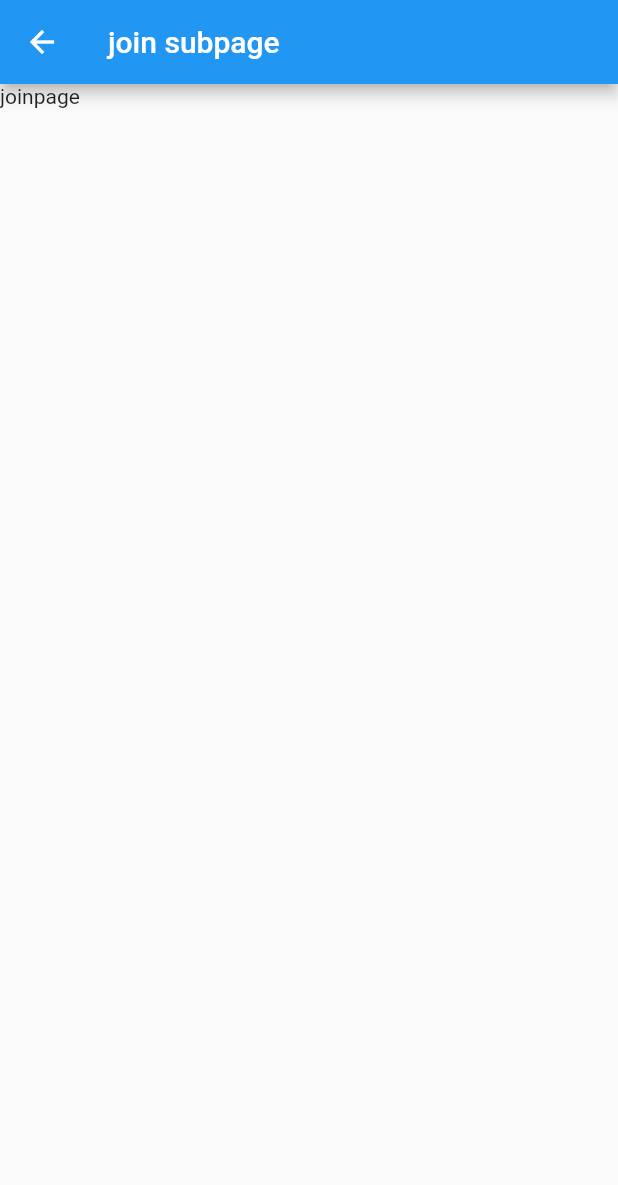
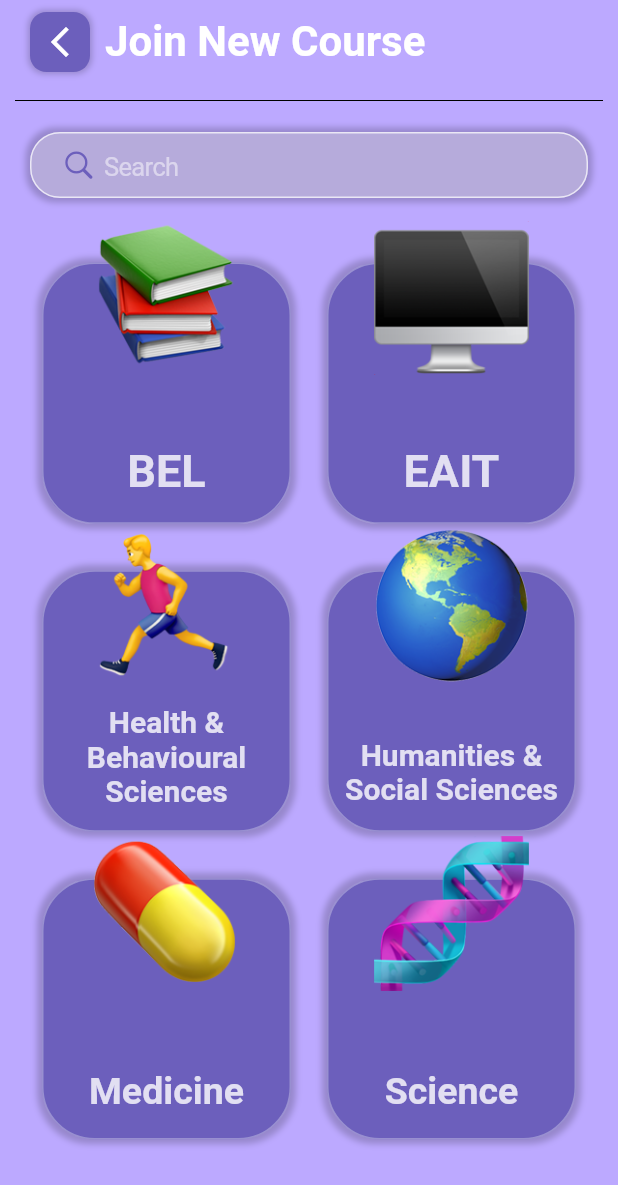
Before and after one commit to qwe2429577539/WORLDCITIZEN-JAVA-, a Flutter app: the JoinCourseMainPage screen opened by its route, on a phone screen of 412 x 824 dp. Shown: the top 1185 px of the screen. Run offline on Flutter 3.47's test engine with Material 2 defaults, Android fonts, the light colour scheme and no system bars; network calls fail.

Commit message:
Add the Join Course page, with the page's components added under lib/components/joincourse_components. Create an /assets folder to store the Department Icons.

```diff
--- /dev/null
+++ b/app_flutter_01/flutter_application_1/lib/components/joincourse_components/Department.dart
@@ -0,0 +1,40 @@
+import 'package:flutter/material.dart';
+
+class Department {
+  final String name, image;
+  final double textSize;
+  Department({required this.name, required this.image, required this.textSize});
+}
+
+List<Department> departments = [
+  Department(
+    name: "BEL",
+    image: "assets/images/BEL.png",
+    textSize: 30,
+  ),
+  Department(
+    name: "EAIT",
+    image: "assets/images/EAIT.png",
+    textSize: 30,
+  ),
+  Department(
+    name: "Health & Behavioural Sciences",
+    image: "assets/images/Health.png",
+    textSize: 20,
+  ),
+  Department(
+    name: "Humanities & Social Sciences",
+    image: "assets/images/Humanities.png",
+    textSize: 20,
+  ),
+  Department(
+    name: "Medicine",
+    image: "assets/images/Medicine.png",
+    textSize: 25,
+  ),
+  Department(
+    name: "Science",
+    image: "assets/images/Science.png",
+    textSize: 25,
+  ),
+];
--- /dev/null
+++ b/app_flutter_01/flutter_application_1/lib/components/joincourse_components/DeptButton.dart
@@ -0,0 +1,67 @@
+import 'package:flutter/material.dart';
+import 'package:flutter_application_1/components/joincourse_components/Department.dart';
+
+class DeptButton extends StatelessWidget {
+  final Department department;
+  final void Function() press;
+
+  const DeptButton({Key? key, required this.department, required this.press}) : super(key: key);
+
+  @override
+  Widget build(BuildContext context) {
+    Size size = MediaQuery.of(context).size;
+    return GestureDetector(
+      // on Tap a page slide up TODO
+      onTap: press,
+      child: Stack(
+        alignment: Alignment.center,
+        children: <Widget>[
+          // The background button & department text name
+          Padding(
+            padding: EdgeInsets.fromLTRB(8, 3, 8, 0),
+            child: Container(
+              margin: EdgeInsets.fromLTRB(0, 25, 0, 0),
+              padding: EdgeInsets.fromLTRB(0, 0, 0, 10),
+              decoration: BoxDecoration(
+                color: Color.fromRGBO(108, 95, 188, 1),
+                borderRadius: BorderRadius.circular(35),
+                border: Border.all(
+                  color: Colors.white.withOpacity(0.3),
+                  width: 1,
+                ),
+                boxShadow: [
+                  BoxShadow(
+                    color: Colors.black.withOpacity(0.2),
+                    spreadRadius: 3,
+                    blurRadius: 3,
+                    // offset: Offset(0, 3), // changes position of shadow
+                  ),
+                ],
+              ),
+              alignment: Alignment(0.0, 0.9),
+              child: Text(department.name,
+                  textAlign: TextAlign.center,
+                  style: TextStyle(
+                    color: Colors.white.withOpacity(0.8),
+                    fontWeight: FontWeight.bold,
+                    fontSize: department.textSize,
+                  )),
+            ),
+          ),
+
+          // the department icon
+          Column(
+            crossAxisAlignment: CrossAxisAlignment.center,
+            children: <Widget>[
+              Image.asset(
+                department.image,
+                width: size.width / 4,
+              ),
+              SizedBox(height: 30),
+            ],
+          )
+        ],
+      ),
+    );
+  }
+}
--- a/app_flutter_01/flutter_application_1/lib/subpage/joincourse_main.dart
+++ b/app_flutter_01/flutter_application_1/lib/subpage/joincourse_main.dart
@@ -1,12 +1,12 @@
 /**
- * notification界面
+ * JoinCourse界面
  */
 
+import 'package:flutter/cupertino.dart';
 import 'package:flutter/material.dart';
-
-
-
-
+import 'package:flutter_application_1/components/joincourse_components/Department.dart';
+import 'package:flutter_application_1/components/joincourse_components/DeptButton.dart';
+import 'package:flutter_application_1/components/joincourse_components/CourseCard.dart';
 
 class JoinCourseMainPage extends StatefulWidget {
   const JoinCourseMainPage({Key? key}) : super(key: key);
@@ -18,12 +18,154 @@ class JoinCourseMainPage extends StatefulWidget {
 class _JoinCourseMainPage extends State<JoinCourseMainPage> {
   @override
   Widget build(BuildContext context) {
+    Size size = MediaQuery.of(context).size;
     return Scaffold(
+      backgroundColor: const Color.fromRGBO(188, 169, 255, 1),
       appBar: AppBar(
-        title: const Text('join subpage'),
+        automaticallyImplyLeading: false,
+        elevation: 0,
+        backgroundColor: Colors.transparent,
+        titleSpacing: 0.0,
+        title: Row(
+          mainAxisAlignment: MainAxisAlignment.start,
+          children: <Widget>[
+            // Back Button
+            GestureDetector(
+              child: Container(
+                margin: const EdgeInsets.only(left: 20),
+                padding: const EdgeInsets.all(8),
+                decoration: BoxDecoration(
+                  borderRadius: BorderRadius.circular(11),
+                  color: const Color.fromRGBO(108, 95, 188, 1),
+                  boxShadow: [
+                    BoxShadow(
+                      color: Colors.black.withOpacity(0.2),
+                      spreadRadius: 1,
+                      blurRadius: 3,
+                      // offset: Offset(0, 3), // changes position of shadow
+                    ),
+                  ],
+                ),
+                alignment: Alignment.center,
+                child: const Icon(
+                  Icons.arrow_back_ios_new,
+                  color: Colors.white,
+                ),
+              ),
+              onTap: () {
+                Navigator.of(context).pop();
+              },
+            ),
+
+            // Page Headline
+            Container(
+                margin: EdgeInsets.only(left: 10),
+                child: const Text("Join New Course",
+                    style: TextStyle(
+                      color: Colors.white,
+                      fontWeight: FontWeight.bold,
+                      fontSize: 28,
+                    ))),
+          ],
+        ),
       ),
-      body: Text('joinpage'),
+      body: Column(
+        crossAxisAlignment: CrossAxisAlignment.start,
+        children: <Widget>[
+          // the Divider
+          const Padding(
+              padding: EdgeInsets.only(top: 10),
+              child: Divider(
+                color: Colors.black,
+                endIndent: 10,
+                indent: 10,
+                height: 2,
+              )),
 
+          // Search bar
+          Padding(
+              padding: EdgeInsets.fromLTRB(20, 20, 20, 15),
+              child: CupertinoSearchTextField(
+                onChanged: (value) {},
+                onSubmitted: (value) {},
+                decoration: BoxDecoration(
+                  color: Colors.white.withOpacity(0.3),
+                  borderRadius: BorderRadius.circular(20),
+                  border: Border.all(
+                    color: Colors.white.withOpacity(0.7),
+                    width: 1,
+                  ),
+                  boxShadow: [
+                    BoxShadow(
+                      color: Colors.black.withOpacity(0.2),
+                      spreadRadius: 3,
+                      blurRadius: 3,
+                      // offset: Offset(0, 3), // changes position of shadow
+                    ),
+                  ],
+                ),
+                itemSize: 23,
+                itemColor: const Color.fromRGBO(108, 95, 188, 1),
+                prefixInsets: const EdgeInsets.only(left: 20),
+                suffixInsets: const EdgeInsets.only(right: 20),
+                placeholderStyle: TextStyle(
+                  height: 1.5,
+                  color: Colors.white.withOpacity(0.5),
+                ),
+                style: TextStyle(
+                  height: 1.5,
+                  color: Colors.white.withOpacity(0.7),
+                ),
+              )),
+
+          // 6 Departments
+          Expanded(
+            child: Padding(
+              padding: const EdgeInsets.symmetric(horizontal: 20),
+              child: GridView.builder(
+                  itemCount: departments.length,
+                  gridDelegate: const SliverGridDelegateWithFixedCrossAxisCount(
+                    crossAxisCount: 2,
+                    mainAxisSpacing: 3,
+                    crossAxisSpacing: 8,
+                    childAspectRatio: 0.9,
+                  ),
+                  itemBuilder: (context, index) => DeptButton(
+                        department: departments[index],
+                        press: () {
+                          showModalBottomSheet(
+                            context: context,
+                            backgroundColor: Colors.transparent,
+                            isScrollControlled: true,
+                            isDismissible: true,
+                            builder: (BuildContext context) {
+                              return Container(
+                                constraints: BoxConstraints(maxHeight: size.height * 0.73),
+                                decoration: BoxDecoration(
+                                  color: Colors.deepPurple[50],
+                                  borderRadius: const BorderRadius.only(
+                                    topLeft: Radius.circular(35),
+                                    topRight: Radius.circular(35),
+                                  ),
+                                ),
+                                child: Column(
+                                    mainAxisAlignment: MainAxisAlignment.start,
+                                    children: <Widget>[
+                                      CourseCard(
+                                          courseCode: "DECO 7381",
+                                          semesterYear: "Semester, 2022")
+                                    ],
+                                  )
+                                ,
+                              );
+                            },
+                          );
+                        },
+                      )),
+            ),
+          ),
+        ],
+      ),
     );
   }
 }
--- a/app_flutter_01/flutter_application_1/pubspec.yaml
+++ b/app_flutter_01/flutter_application_1/pubspec.yaml
@@ -61,7 +61,9 @@ flutter:
   uses-material-design: true
 
   # To add assets to your application, add an assets section, like this:
-  # assets:
+
+  assets:
+    - assets/images/
   #   - images/a_dot_burr.jpeg
   #   - images/a_dot_ham.jpeg
 
```
Also changed, not shown: app_flutter_01/flutter_application_1/lib/components/joincourse_components/CourseCard.dart (added, +197 -0 lines), app_flutter_01/flutter_application_1/assets/images/BEL.png (added), app_flutter_01/flutter_application_1/assets/images/EAIT.png (added), app_flutter_01/flutter_application_1/assets/images/Health.png (added), app_flutter_01/flutter_application_1/assets/images/Humanities.png (added), app_flutter_01/flutter_application_1/assets/images/Medicine.png (added), app_flutter_01/flutter_application_1/assets/images/Science.png (added).
